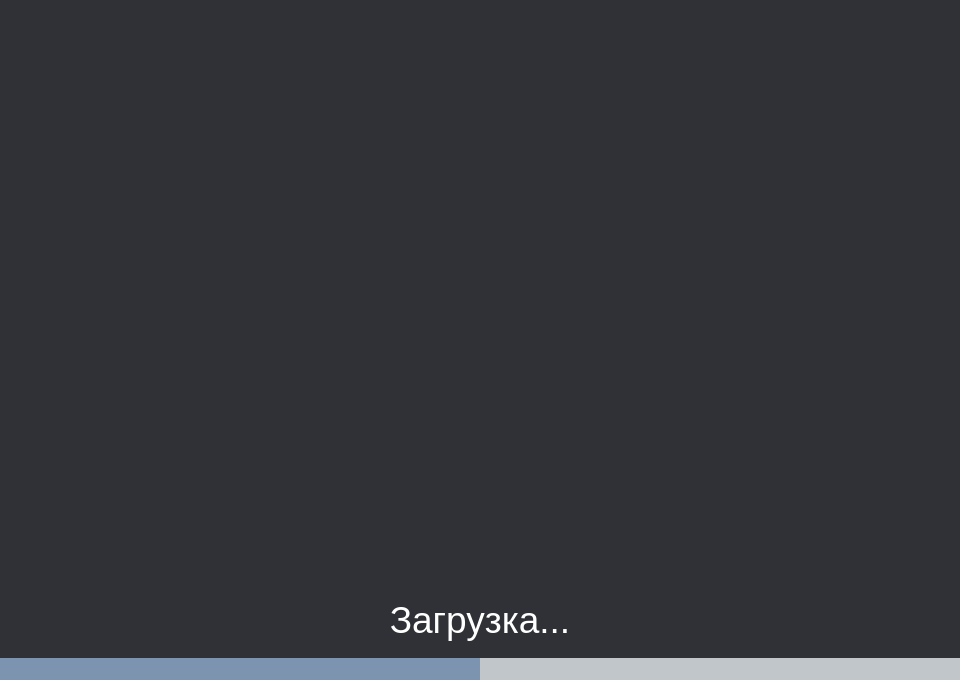
Qt form src/main/ui/mainwindow.ui (glitchless/qGlitchlessLauncher) before a commit.
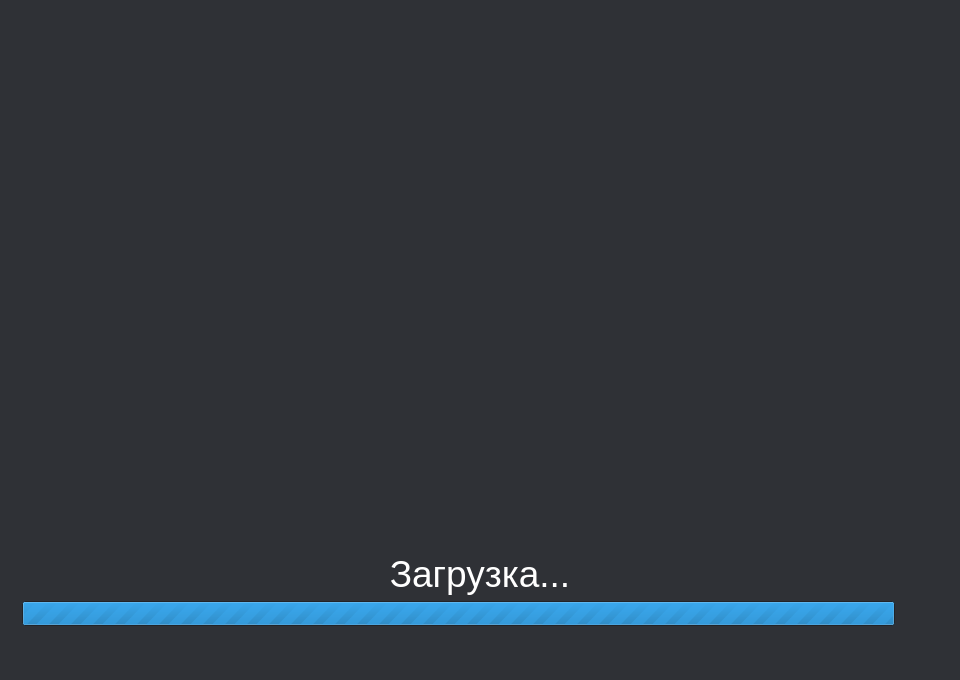
The same form after that commit. Icons and pictures are not drawn.

Commit message: Set up progress bar inside frame

The edit to the form file:
```diff
--- a/src/main/ui/mainwindow.ui
+++ b/src/main/ui/mainwindow.ui
@@ -10,6 +10,12 @@
              <height>680</height>
          </rect>
      </property>
+  <property name="sizePolicy">
+   <sizepolicy hsizetype="Preferred" vsizetype="Preferred">
+    <horstretch>0</horstretch>
+    <verstretch>0</verstretch>
+   </sizepolicy>
+  </property>
      <property name="font">
          <font>
              <family>Roboto</family>
@@ -81,19 +87,43 @@
                                  <string>Загрузка...</string>
                              </property>
                              <property name="alignment">
-                                 <set>Qt::AlignCenter</set>
+         <set>Qt::AlignBottom|Qt::AlignHCenter</set>
                              </property>
                          </widget>
                      </item>
                      <item>
+       <widget class="QFrame" name="frame">
+        <property name="sizePolicy">
+         <sizepolicy hsizetype="Preferred" vsizetype="Preferred">
+          <horstretch>0</horstretch>
+          <verstretch>4</verstretch>
+         </sizepolicy>
+        </property>
+        <property name="styleSheet">
+         <string notr="true"/>
+        </property>
+        <property name="frameShape">
+         <enum>QFrame::NoFrame</enum>
+        </property>
+        <property name="frameShadow">
+         <enum>QFrame::Plain</enum>
+        </property>
                          <widget class="QProgressBar" name="progressBar">
                              <property name="enabled">
                                  <bool>true</bool>
                              </property>
+         <property name="geometry">
+          <rect>
+           <x>22</x>
+           <y>0</y>
+           <width>873</width>
+           <height>25</height>
+          </rect>
+         </property>
                              <property name="sizePolicy">
                                  <sizepolicy hsizetype="Expanding" vsizetype="Fixed">
                                      <horstretch>0</horstretch>
-                                     <verstretch>4</verstretch>
+           <verstretch>0</verstretch>
                                  </sizepolicy>
                              </property>
                              <property name="baseSize">
@@ -103,18 +133,7 @@
                                  </size>
                              </property>
                              <property name="styleSheet">
-                                 <string notr="true">
-                                     QProgressBar {
-                                     background-color: #C0C6CA;
-                                     border: 0px;
-                                     padding: 0px;
-                                     // height: 100px; // To change the progress bar height
-                                     }
-                                     QProgressBar::chunk {
-                                     background: #7D94B0;
-                                     width:5px
-                                     }
-                                 </string>
+          <string notr="true"/>
                              </property>
                              <property name="minimum">
                                  <number>0</number>
@@ -131,9 +150,13 @@
                              <property name="textVisible">
                                  <bool>false</bool>
                              </property>
+         <property name="orientation">
+          <enum>Qt::Horizontal</enum>
+         </property>
                              <property name="invertedAppearance">
                                  <bool>false</bool>
                              </property>
+        </widget>
                          </widget>
                      </item>
                  </layout>
```
Left out of the diff: 3 changed lines with no effect on the pictures. Lines whose indentation alone changed are shown as unchanged. The commit also changes 3 other files.
